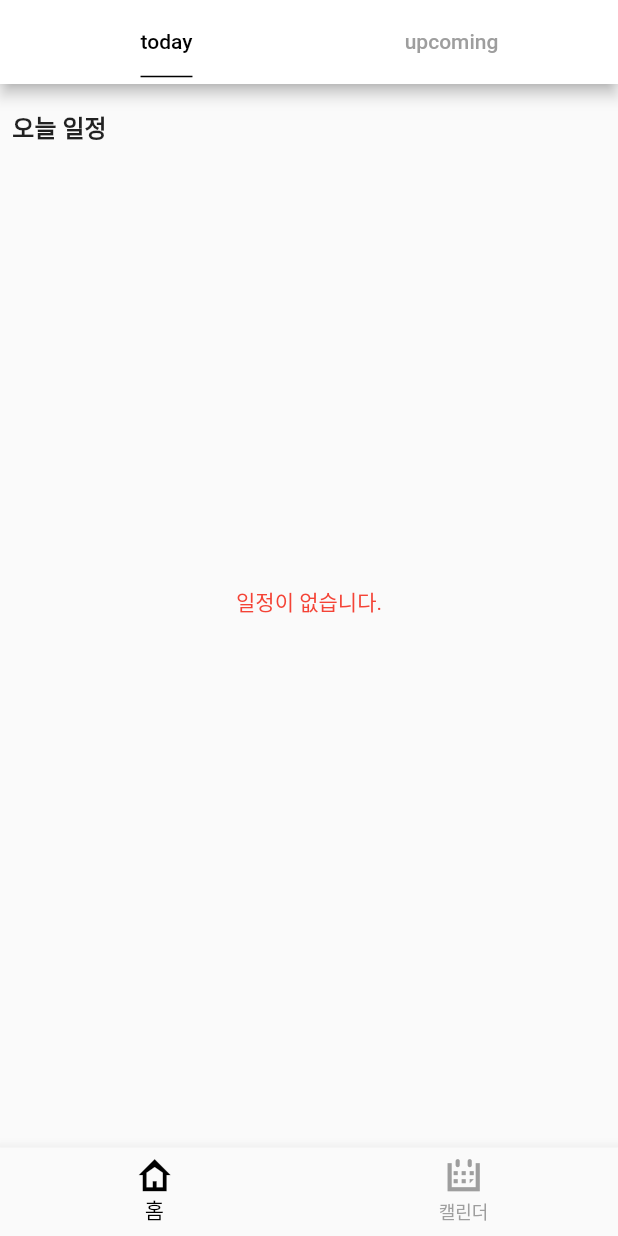
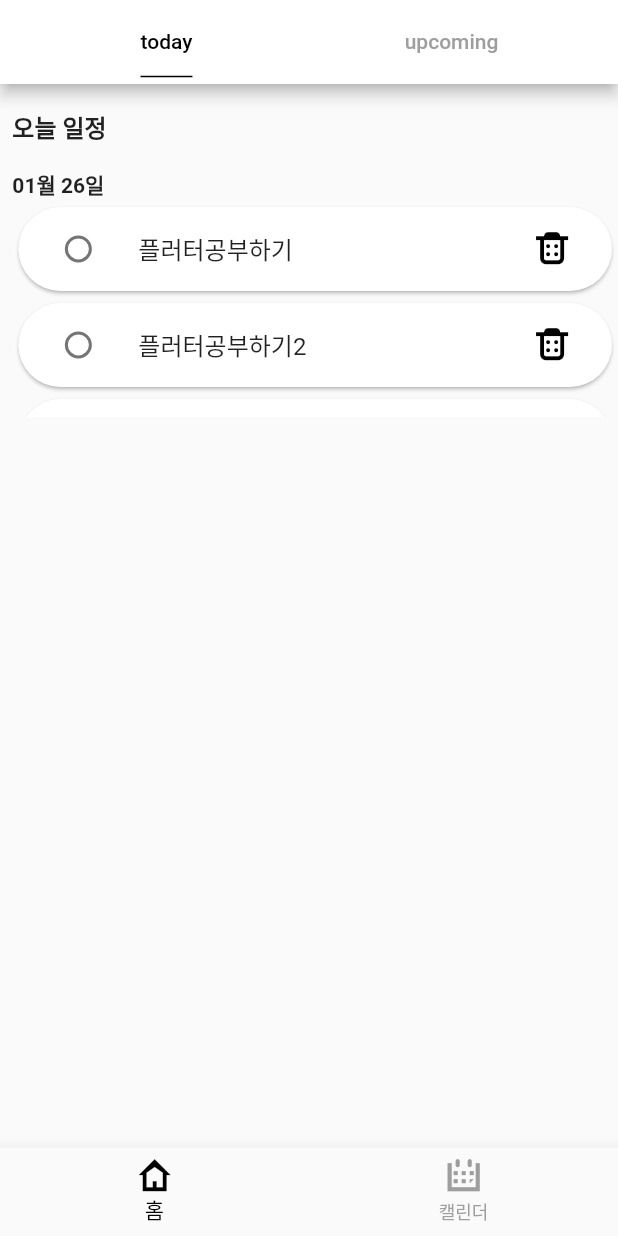
Before and after one commit to geonwoo1/Todo, a Flutter app: the screen it shows after launch, on a phone screen of 412 x 824 dp. Run offline on Flutter 3.47's test engine with Material 2 defaults, Android fonts, the phone set to English and light mode, and no system bars; our stand-ins replace get, sliding_up_panel, table_calendar.

Commit message:
일정임시 데이터 생성

```diff
--- a/lib/controller/TodoCotroller.dart
+++ b/lib/controller/TodoCotroller.dart
@@ -14,14 +14,22 @@ class TodoController extends GetxController {
   var _cnt = 0;
   // todolist 하드코딩 => DB에 저장?
   var todo2 = [
-    TodoList(date: "20230123", content: [
+    TodoList(date: "20230126", content: [
       Content(title: "플러터공부하기", desc: "getx공부", complete: false,important: true),
       Content(title: "플러터공부하기2", desc: "TodoApp", complete: false,important: true),
-      Content(title: "플러터공부하기3", desc: "getx공부", complete: false,important: false),
+      Content(title: "플러터공부하기3", desc: "getx공부3", complete: false,important: false),
     ]),
     TodoList(
-        date: "20230125",
-        content: [Content(title: "플러터공부하기", desc: "getx공부", complete: false,important: true)])
+        date: "20230127",
+        content: [Content(title: "플러터공부하기4", desc: "getx공부", complete: false,important: true)]),
+    TodoList(
+        date: "20230128",
+        content: [Content(title: "플러터공부하기5", desc: "getx공부", complete: false,important: true)]),
+    TodoList(date: "20230130", content: [
+      Content(title: "청소하기", desc: "방 청소", complete: false,important: true),
+      Content(title: "설거지", desc: "설거지", complete: false,important: true),
+      Content(title: "플러터공부하기3", desc: "getx공부3", complete: false,important: false),
+    ]),
   ];
 
   @override
@@ -106,16 +114,16 @@ class TodoController extends GetxController {
     }
   }
 
-  void insertTodo(titleArr,completedArr,title,desc,important) {
+  void insertTodo(titleArr,completedArr,title,desc) {
     if (titleArr.isEmpty && completedArr.isEmpty) {
       todo2.add(TodoList(date: DateFormat('yyyyMMdd').format(selectedDay1),
-          content: [Content(title: title, desc: desc, complete: false,important:important)
+          content: [Content(title: title, desc: desc, complete: false,important:true)
           ]));
     } else {
       for (var i in todo2) {
         if (DateFormat('yyyyMMdd').format(focusedDay1) == i.date) {
           i.content.add(
-              Content(title: title, desc: desc, complete: false,important: important));
+              Content(title: title, desc: desc, complete: false,important: true));
         }
       }
     }
--- a/lib/view/TapbarWidget.dart
+++ b/lib/view/TapbarWidget.dart
@@ -94,7 +94,6 @@ Widget today(h, w) {
                                         },
                                         icon: Icon(
                                           MyFlutterApp.trash_empty,
-                                          //color: Colors.pinkAccent,
                                         ),
                                       ),
                                       title: Text(controller.todayList[index]
--- a/lib/view/writePage.dart
+++ b/lib/view/writePage.dart
@@ -16,7 +16,6 @@ class writePage extends StatelessWidget {
   Widget build(BuildContext context) {
     String? title;
     String? desc;
-    bool important= false;
     var a = Get.arguments; // 메인페이지에서 넘겨준 데이터 받아오기
     final size = MediaQuery.of(context).size;
     final h = size.height;
@@ -122,7 +121,7 @@ class writePage extends StatelessWidget {
                                   if (_key.currentState!.validate()) {
                                     _key.currentState!.save(); //폼저장하기
                                     controller2.insertTodo(
-                                        a['titleArr'], a['completedArr'],title,desc,important);
+                                        a['titleArr'], a['completedArr'],title,desc);
                                     Get.back();
                                     Get.snackbar(
                                       '저장완료!',
```
